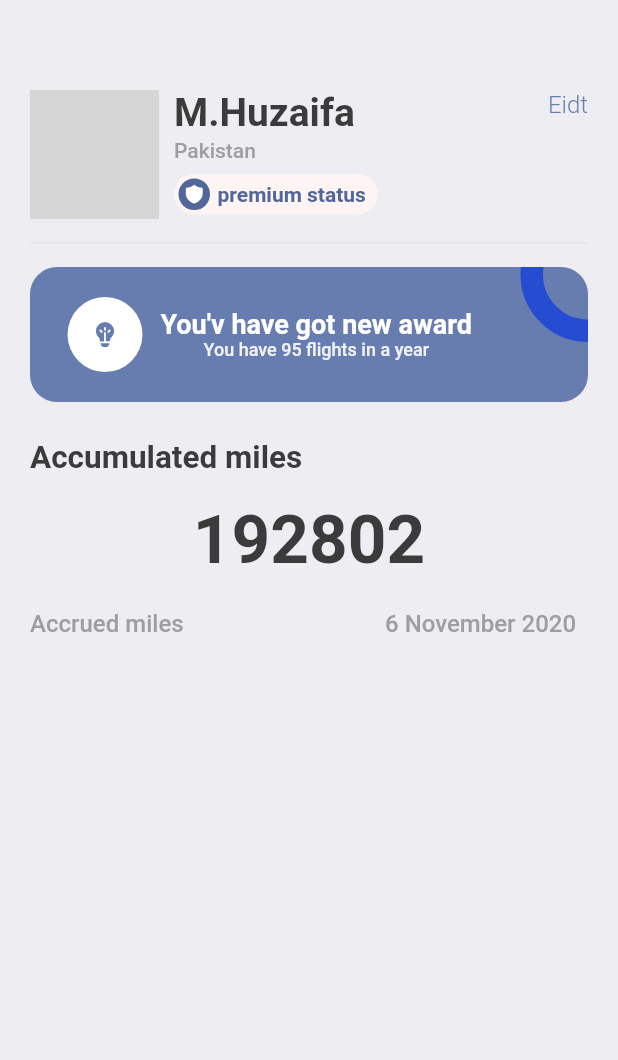
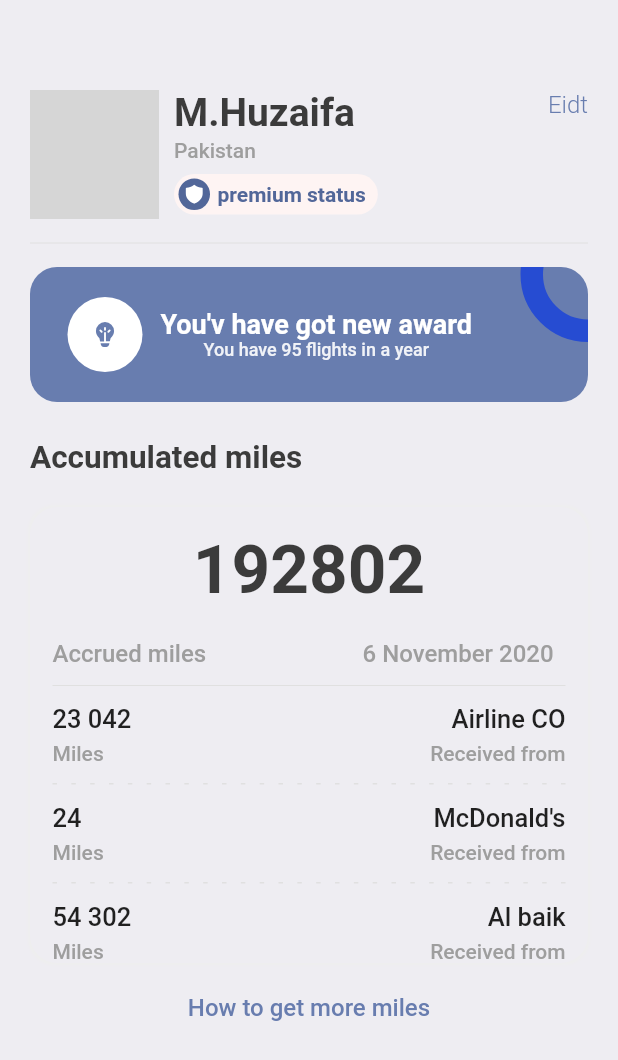
Before and after one commit to bloodscrown/ticket_app-1, a Flutter app: the ProfileScreen screen opened directly, on a phone screen of 412 x 824 dp. Shown: the top 1060 px of the screen. Run offline on Flutter 3.47's test engine with Material 2 defaults, Android fonts, the phone set to English and light mode, and no system bars; our stand-ins replace barcode_widget, fluentui_icons, gap, get; grey boxes are pictures that could not be loaded.

Commit message:
app completed

```diff
--- a/lib/screens/profine_screen.dart
+++ b/lib/screens/profine_screen.dart
@@ -1,4 +1,6 @@
 import 'package:first_app/screens/home_screen.dart';
+import 'package:first_app/widgets/column-layout.dart';
+import 'package:first_app/widgets/layout_builder.dart';
 import 'package:fluentui_icons/fluentui_icons.dart';
 import 'package:first_app/uitles/app_layout.dart';
 import 'package:first_app/uitles/app_style.dart';
@@ -28,12 +30,13 @@ class ProfileScreen extends StatelessWidget {
                   height: AppLayout.getHeight(86),
                   width: AppLayout.getWidth(86),
                   decoration: BoxDecoration(
-                      borderRadius:
-                          BorderRadius.circular(AppLayout.getHeight(10)),
-                      image: const DecorationImage(
-                          fit: BoxFit.cover,
-                          image: NetworkImage(
-                              "https://scontent.fkhi2-3.fna.fbcdn.net/v/t39.30808-1/313399526_1763296544040342_718717825279290615_n.jpg?stp=c0.0.160.160a_dst-jpg_p160x160&_nc_cat=111&ccb=1-7&_nc_sid=7206a8&_nc_eui2=AeE0GRzHeytqhVt18JI0OO1JmBtnZb3y_bWYG2dlvfL9teuw-eqJ55cu6LoTLUjkOuyhvIEaUPZHh9kT-u5CTjby&_nc_ohc=gbNscZlfmbUAX-0qetO&tn=2OC2O-5kRq5j5YjR&_nc_ht=scontent.fkhi2-3.fna&oh=00_AfBjEXqs_mCgiP-rrvCeneh1WWm-wytfh1wRTlrOG7pDEw&oe=636B5DC1"))),
+                    borderRadius:
+                        BorderRadius.circular(AppLayout.getHeight(10)),
+                    image: const DecorationImage(
+                      fit: BoxFit.cover,
+                      image: AssetImage("assets/images/male_avt.png"),
+                    ),
+                  ),
                 ),
                 Gap(AppLayout.getHeight(10)),
                 Column(
@@ -178,7 +181,21 @@ class ProfileScreen extends StatelessWidget {
               "Accumulated miles",
               style: Styles.headLinestyle2,
             ),
+            Gap(AppLayout.getHeight(20)),
             Container(
+              padding: EdgeInsets.symmetric(horizontal: AppLayout.getWidth(15)),
+              decoration: BoxDecoration(
+                  color: Styles.bgColor,
+                  boxShadow: [
+                    BoxShadow(
+                      color: Colors.grey.shade200,
+                      blurRadius: 1,
+                      spreadRadius: 1,
+                    )
+                  ],
+                  borderRadius: BorderRadius.circular(
+                    AppLayout.getHeight(18),
+                  )),
               child: Column(
                 children: [
                   Gap(AppLayout.getHeight(15)),
@@ -190,20 +207,101 @@ class ProfileScreen extends StatelessWidget {
                         fontSize: 45),
                   ),
                   Gap(AppLayout.getHeight(20)),
-                  Row( mainAxisAlignment: MainAxisAlignment.spaceBetween ,
+                  Row(
+                    mainAxisAlignment: MainAxisAlignment.spaceBetween,
                     children: [
                       Text(
                         "Accrued miles ",
                         style: Styles.headLinestyle4.copyWith(fontSize: 16),
                       ),
-                       Text(
+                      Text(
                         "6 November 2020  ",
                         style: Styles.headLinestyle4.copyWith(fontSize: 16),
                       ),
                     ],
                   ),
+                  Gap(AppLayout.getHeight(4)),
+                  Divider(
+                    color: Colors.grey.shade300,
+                  ),
+                  Gap(AppLayout.getHeight(4)),
+                  Row(
+                    mainAxisAlignment: MainAxisAlignment.spaceBetween,
+                    children: const [
+                      AppLayotColumn(
+                        bigText: "23 042",
+                        smText: "Miles",
+                        alignment: CrossAxisAlignment.start,
+                        isColor: false,
+                      ),
+                      AppLayotColumn(
+                        bigText: "Airline CO",
+                        smText: "Received from",
+                        alignment: CrossAxisAlignment.end,
+                        isColor: false,
+                      )
+                    ],
+                  ),
+                  Gap(AppLayout.getHeight(12)),
+                  const MyLayoutbuilder(
+                    section: 12,
+                    isColor: false,
+                  ),
+                  Gap(AppLayout.getHeight(12)),
+                  Row(
+                    mainAxisAlignment: MainAxisAlignment.spaceBetween,
+                    children: const [
+                      AppLayotColumn(
+                        bigText: "24",
+                        smText: "Miles",
+                        alignment: CrossAxisAlignment.start,
+                        isColor: false,
+                      ),
+                      AppLayotColumn(
+                        bigText: "McDonald's",
+                        smText: "Received from",
+                        alignment: CrossAxisAlignment.end,
+                        isColor: false,
+                      )
+                    ],
+                  ),
+                  Gap(AppLayout.getHeight(12)),
+                  const MyLayoutbuilder(
+                    section: 12,
+                    isColor: false,
+                  ),
+                  Gap(AppLayout.getHeight(12)),
+                  Row(
+                    mainAxisAlignment: MainAxisAlignment.spaceBetween,
+                    children: const [
+                      AppLayotColumn(
+                        bigText: "54 302",
+                        smText: "Miles",
+                        alignment: CrossAxisAlignment.start,
+                        isColor: false,
+                      ),
+                      AppLayotColumn(
+                        bigText: "Al baik",
+                        smText: "Received from",
+                        alignment: CrossAxisAlignment.end,
+                        isColor: false,
+                      )
+                    ],
+                  ),
                 ],
               ),
+            ),
+            Gap(AppLayout.getHeight(20)),
+            InkWell(
+              onTap: () {
+                print("tapped");
+              },
+              child: Center(
+                  child: Text("How to get more miles",
+                      style: Styles.textStyle.copyWith(
+                        color: Styles.primaryColor,
+                        fontWeight: FontWeight.w500,
+                      ))),
             )
           ]),
     );
```
